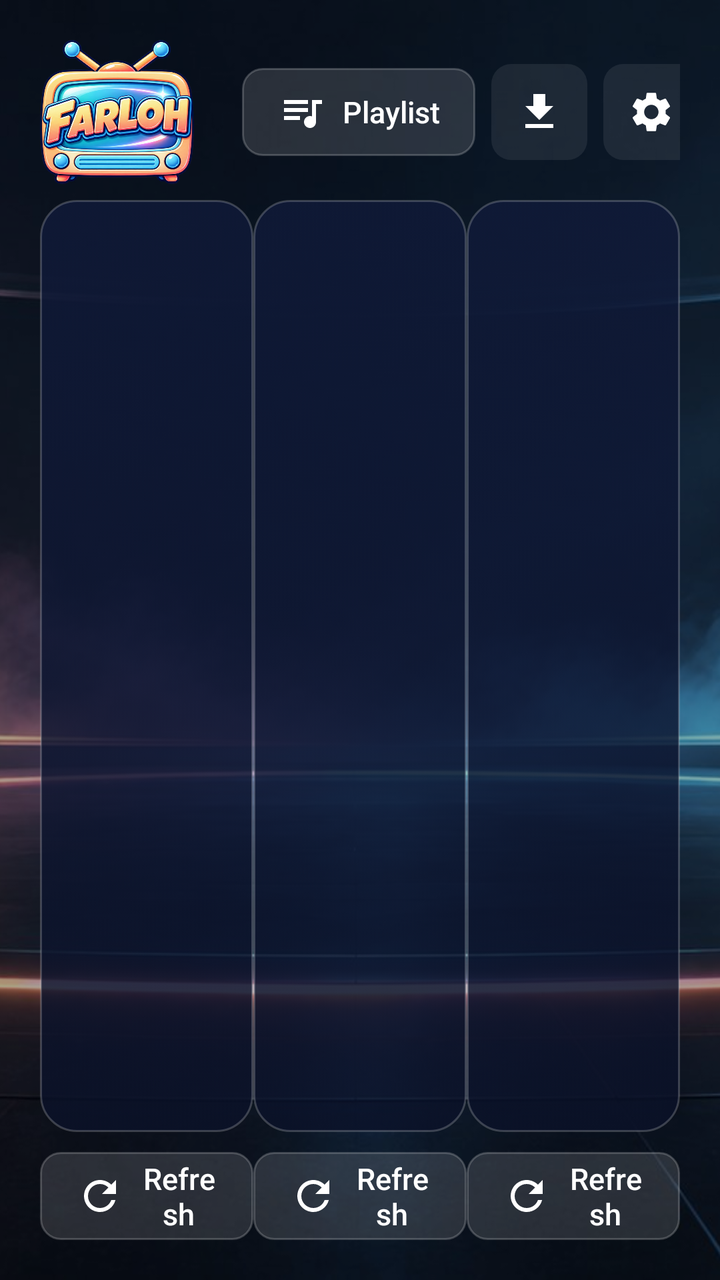
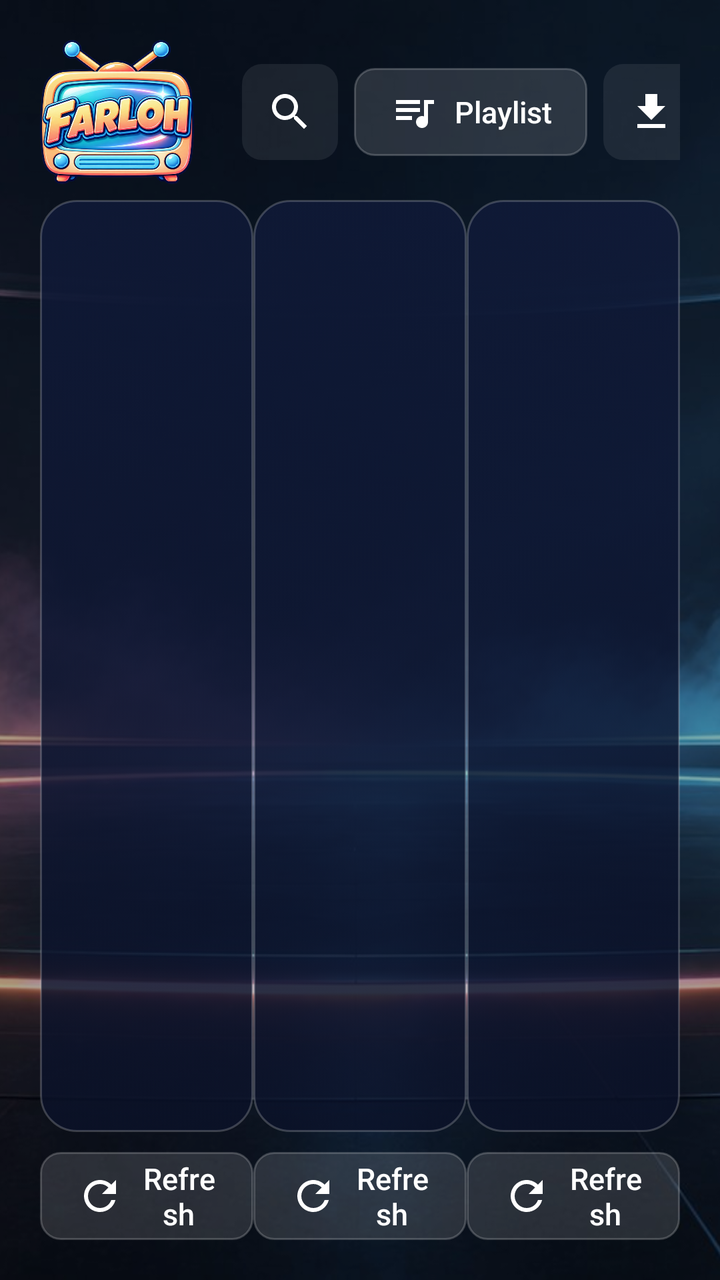

The first picture is an Android layout as it rendered before a commit; the second is the same layout after the commit. The layout source and the unified diff follow.
<!-- AndroidManifest.xml: application theme Theme.Farloh -->
<!-- res/layout/activity_home.xml -->
<?xml version="1.0" encoding="utf-8"?>
<FrameLayout xmlns:android="http://schemas.android.com/apk/res/android"
    android:layout_width="match_parent" android:layout_height="match_parent">

    <ImageView android:layout_width="match_parent" android:layout_height="match_parent"
        android:scaleType="centerCrop" android:src="@drawable/farloh_bg" android:importantForAccessibility="no" />
    <View android:layout_width="match_parent" android:layout_height="match_parent" android:background="#55000000" />

    <LinearLayout android:id="@+id/safe" android:layout_width="match_parent" android:layout_height="match_parent"
        android:orientation="vertical" android:padding="20dp">

        <LinearLayout android:layout_width="match_parent" android:layout_height="wrap_content"
            android:gravity="center_vertical" android:orientation="horizontal">
            <ImageView android:layout_width="wrap_content" android:layout_height="72dp" android:adjustViewBounds="true"
                android:src="@drawable/farloh_logo" android:contentDescription="@string/app_name" />
            <TextView android:id="@+id/account" android:layout_width="0dp" android:layout_height="wrap_content"
                android:layout_weight="1" android:layout_marginStart="12dp" android:ellipsize="end" android:gravity="end"
                android:maxLines="2" android:textColor="@color/text2" android:textSize="13sp" />
            <Button android:id="@+id/playlist" style="@style/Btn" android:layout_marginStart="12dp"
                android:drawableStart="@drawable/ic_playlist" android:drawablePadding="8dp" android:ellipsize="end"
                android:maxWidth="220dp" android:singleLine="true" android:text="Playlist" />
            <ImageButton android:id="@+id/downloads" style="@style/IconBtn" android:layout_marginStart="8dp"
                android:src="@drawable/ic_download" android:contentDescription="Downloads" />
            <ImageButton android:id="@+id/settings" style="@style/IconBtn" android:layout_marginStart="8dp"
                android:src="@drawable/ic_settings" android:contentDescription="Settings" />
        </LinearLayout>

        <LinearLayout android:id="@+id/tiles" android:layout_width="match_parent" android:layout_height="0dp"
            android:layout_weight="1" android:layout_marginTop="8dp" android:orientation="horizontal">
            <include android:id="@+id/tileLive" layout="@layout/home_tile"
                android:layout_width="0dp" android:layout_height="match_parent" android:layout_weight="1" />
            <include android:id="@+id/tileMovies" layout="@layout/home_tile"
                android:layout_width="0dp" android:layout_height="match_parent" android:layout_weight="1" />
            <include android:id="@+id/tileSeries" layout="@layout/home_tile"
                android:layout_width="0dp" android:layout_height="match_parent" android:layout_weight="1" />
        </LinearLayout>
    </LinearLayout>
</FrameLayout>
<!-- res/layout/home_tile.xml (included above) -->
<?xml version="1.0" encoding="utf-8"?>
<LinearLayout xmlns:android="http://schemas.android.com/apk/res/android"
    android:layout_width="0dp" android:layout_height="match_parent" android:layout_weight="1"
    android:layout_margin="10dp" android:orientation="vertical">

    <LinearLayout android:id="@+id/card" android:layout_width="match_parent" android:layout_height="0dp"
        android:layout_weight="1" android:background="@drawable/tile_bg" android:clickable="true" android:focusable="true"
        android:gravity="center" android:orientation="vertical" android:padding="18dp">
        <ImageView android:id="@+id/icon" android:layout_width="64dp" android:layout_height="64dp"
            android:tint="@color/accent" android:importantForAccessibility="no" />
        <TextView android:id="@+id/title" android:layout_width="wrap_content" android:layout_height="wrap_content"
            android:layout_marginTop="10dp" android:textColor="@color/text" android:textSize="26sp" android:textStyle="bold" />
        <TextView android:id="@+id/count" android:layout_width="wrap_content" android:layout_height="wrap_content"
            android:layout_marginTop="4dp" android:textColor="@color/text" android:textSize="15sp" />
        <TextView android:id="@+id/updated" android:layout_width="wrap_content" android:layout_height="wrap_content"
            android:layout_marginTop="2dp" android:textColor="@color/text2" android:textSize="13sp" />
    </LinearLayout>

    <LinearLayout android:layout_width="match_parent" android:layout_height="wrap_content"
        android:layout_marginTop="10dp" android:gravity="center" android:orientation="horizontal">
        <Button android:id="@+id/refresh" style="@style/Btn" android:drawableStart="@drawable/ic_refresh"
            android:drawablePadding="8dp" android:text="Refresh" />
        <ProgressBar android:id="@+id/spinner" android:layout_width="28dp" android:layout_height="28dp"
            android:layout_marginStart="10dp" android:visibility="gone" />
    </LinearLayout>
</LinearLayout>
<!-- resources referenced by this layout -->
<resources>
  <color name="accent">#FF9F43</color>
  <color name="text">#FFFFFF</color>
  <color name="text2">#AAB6D3</color>
  <!-- drawable ic_download (drawable) -->
  <?xml version="1.0" encoding="utf-8"?>
  <vector xmlns:android="http://schemas.android.com/apk/res/android" android:width="24dp" android:height="24dp" android:viewportWidth="24" android:viewportHeight="24">
      <path android:fillColor="#FFFFFFFF" android:pathData="M19,9h-4V3H9v6H5l7,7 7,-7zM5,18v2h14v-2H5z" />
  </vector>
  <!-- drawable ic_playlist (drawable) -->
  <?xml version="1.0" encoding="utf-8"?>
  <vector xmlns:android="http://schemas.android.com/apk/res/android" android:width="24dp" android:height="24dp" android:viewportWidth="24" android:viewportHeight="24">
      <path android:fillColor="#FFFFFFFF" android:pathData="M15,6H3v2h12V6zM15,10H3v2h12v-2zM3,16h8v-2H3v2zM17,6v8.18C16.69,14.07 16.35,14 16,14c-1.66,0 -3,1.34 -3,3s1.34,3 3,3 3,-1.34 3,-3V8h3V6h-5z" />
  </vector>
  <!-- drawable ic_refresh (drawable) -->
  <?xml version="1.0" encoding="utf-8"?>
  <vector xmlns:android="http://schemas.android.com/apk/res/android" android:width="24dp" android:height="24dp" android:viewportWidth="24" android:viewportHeight="24">
      <path android:fillColor="#FFFFFFFF" android:pathData="M17.65,6.35C16.2,4.9 14.21,4 12,4c-4.42,0 -7.99,3.58 -7.99,8s3.57,8 7.99,8c3.73,0 6.84,-2.55 7.73,-6h-2.08c-0.82,2.33 -3.04,4 -5.65,4 -3.31,0 -6,-2.69 -6,-6s2.69,-6 6,-6c1.66,0 3.14,0.69 4.22,1.78L13,11h7V4l-2.35,2.35z" />
  </vector>
  <string name="app_name">Farloh TV</string>
  <style name="IconBtn">
          <item name="android:layout_width">48dp</item>
          <item name="android:layout_height">48dp</item>
          <item name="android:background">@drawable/focus_bg</item>
          <item name="android:padding">12dp</item>
          <item name="android:scaleType">fitCenter</item>
          <item name="android:focusable">true</item>
          <item name="android:tint">@color/text</item>
      </style>
  <color name="bg_deep">#070B1A</color>
  <style name="Theme.Farloh.Dialog" parent="Theme.AppCompat.Dialog.Alert">
          <item name="colorAccent">@color/accent</item>
          <item name="android:windowBackground">@drawable/dialog_bg</item>
          <item name="android:textColorPrimary">@color/text</item>
          <item name="android:textColorSecondary">@color/text2</item>
      </style>
  <dimen name="corner">10dp</dimen>
  <!-- drawable dialog_bg (drawable) -->
  <?xml version="1.0" encoding="utf-8"?>
  <inset xmlns:android="http://schemas.android.com/apk/res/android" android:inset="16dp">
      <shape>
          <corners android:radius="16dp" />
          <solid android:color="@color/panel_solid" />
          <stroke android:width="1dp" android:color="#33FFFFFF" />
      </shape>
  </inset>
  <color name="panel_solid">#0E1630</color>
  <!-- unchanged entries left out for length: 8 -->
</resources>

<!-- the commit's change to res/layout/activity_home.xml (unified diff, before → after) -->
@@ -16,7 +16,9 @@
             <TextView android:id="@+id/account" android:layout_width="0dp" android:layout_height="wrap_content"
                 android:layout_weight="1" android:layout_marginStart="12dp" android:ellipsize="end" android:gravity="end"
                 android:maxLines="2" android:textColor="@color/text2" android:textSize="13sp" />
-            <Button android:id="@+id/playlist" style="@style/Btn" android:layout_marginStart="12dp"
+            <ImageButton android:id="@+id/search" style="@style/IconBtn" android:layout_marginStart="12dp"
+                android:src="@drawable/ic_search" android:contentDescription="Search" />
+            <Button android:id="@+id/playlist" style="@style/Btn" android:layout_marginStart="8dp"
                 android:drawableStart="@drawable/ic_playlist" android:drawablePadding="8dp" android:ellipsize="end"
                 android:maxWidth="220dp" android:singleLine="true" android:text="Playlist" />
             <ImageButton android:id="@+id/downloads" style="@style/IconBtn" android:layout_marginStart="8dp"
<!-- resource entries referenced after the edit -->
@@ -17,6 +17,11 @@
   <?xml version="1.0" encoding="utf-8"?>
   <vector xmlns:android="http://schemas.android.com/apk/res/android" android:width="24dp" android:height="24dp" android:viewportWidth="24" android:viewportHeight="24">
       <path android:fillColor="#FFFFFFFF" android:pathData="M17.65,6.35C16.2,4.9 14.21,4 12,4c-4.42,0 -7.99,3.58 -7.99,8s3.57,8 7.99,8c3.73,0 6.84,-2.55 7.73,-6h-2.08c-0.82,2.33 -3.04,4 -5.65,4 -3.31,0 -6,-2.69 -6,-6s2.69,-6 6,-6c1.66,0 3.14,0.69 4.22,1.78L13,11h7V4l-2.35,2.35z" />
+  </vector>
+  <!-- drawable ic_search (drawable) -->
+  <?xml version="1.0" encoding="utf-8"?>
+  <vector xmlns:android="http://schemas.android.com/apk/res/android" android:width="24dp" android:height="24dp" android:viewportWidth="24" android:viewportHeight="24">
+      <path android:fillColor="#FFFFFFFF" android:pathData="M15.5,14h-0.79l-0.28,-0.27C15.41,12.59 16,11.11 16,9.5 16,5.91 13.09,3 9.5,3S3,5.91 3,9.5 5.91,16 9.5,16c1.61,0 3.09,-0.59 4.23,-1.57l0.27,0.28v0.79l5,4.99L20.49,19l-4.99,-5zM9.5,14C7.01,14 5,11.99 5,9.5S7.01,5 9.5,5 14,7.01 14,9.5 11.99,14 9.5,14z" />
   </vector>
   <string name="app_name">Farloh TV</string>
   <style name="IconBtn">
